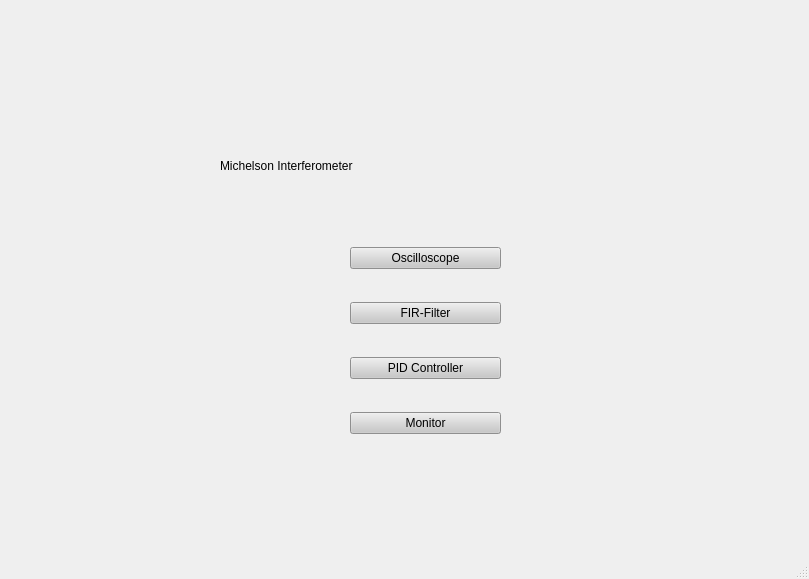
The window that main_screen.ui (Marius-Graml/Michelson_Interferometer) describes before a commit, drawn with Qt 5.
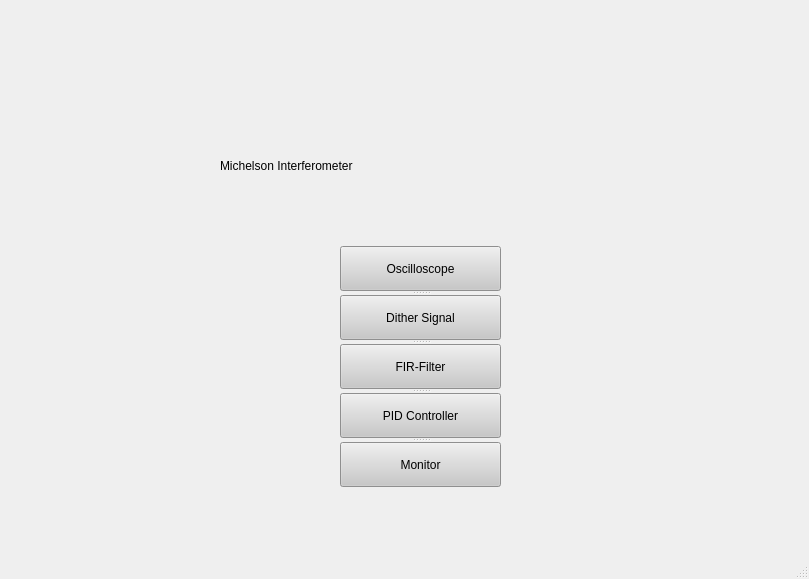
The same window after the commit.

Commit message: Dither menu added and signal monitor improved

Diff of the .ui file:
```diff
--- a/main_screen.ui
+++ b/main_screen.ui
@@ -56,17 +56,18 @@
       <string>Michelson Interferometer</string>
      </property>
     </widget>
-    <widget class="QWidget" name="">
+    <widget class="QSplitter" name="splitter">
      <property name="geometry">
       <rect>
-       <x>350</x>
-       <y>220</y>
-       <width>151</width>
+       <x>340</x>
+       <y>246</y>
+       <width>161</width>
        <height>241</height>
       </rect>
      </property>
-     <layout class="QVBoxLayout" name="verticalLayout">
-      <item>
+     <property name="orientation">
+      <enum>Qt::Vertical</enum>
+     </property>
        <widget class="QPushButton" name="osc_button">
         <property name="styleSheet">
          <string notr="true">color: rgb(0,0,0);
@@ -76,8 +77,15 @@
          <string>Oscilloscope</string>
         </property>
        </widget>
-      </item>
-      <item>
+     <widget class="QPushButton" name="dither_button">
+      <property name="styleSheet">
+       <string notr="true">color: rgb(0,0,0);
+background-color: rgb(200, 200, 200);</string>
+      </property>
+      <property name="text">
+       <string>Dither Signal</string>
+      </property>
+     </widget>
        <widget class="QPushButton" name="filter_button">
         <property name="styleSheet">
          <string notr="true">color: rgb(0,0,0);
@@ -87,8 +95,6 @@
          <string>FIR-Filter</string>
         </property>
        </widget>
-      </item>
-      <item>
        <widget class="QPushButton" name="controller_button">
         <property name="styleSheet">
          <string notr="true">color: rgb(0,0,0);
@@ -98,8 +104,6 @@
          <string>PID Controller</string>
         </property>
        </widget>
-      </item>
-      <item>
        <widget class="QPushButton" name="monitor_button">
         <property name="styleSheet">
          <string notr="true">color: rgb(0,0,0);
@@ -109,8 +113,6 @@
          <string>Monitor</string>
         </property>
        </widget>
-      </item>
-     </layout>
     </widget>
    </widget>
   </widget>
```
Lines whose indentation alone changed are shown as unchanged. The commit also changes 11 other files.
